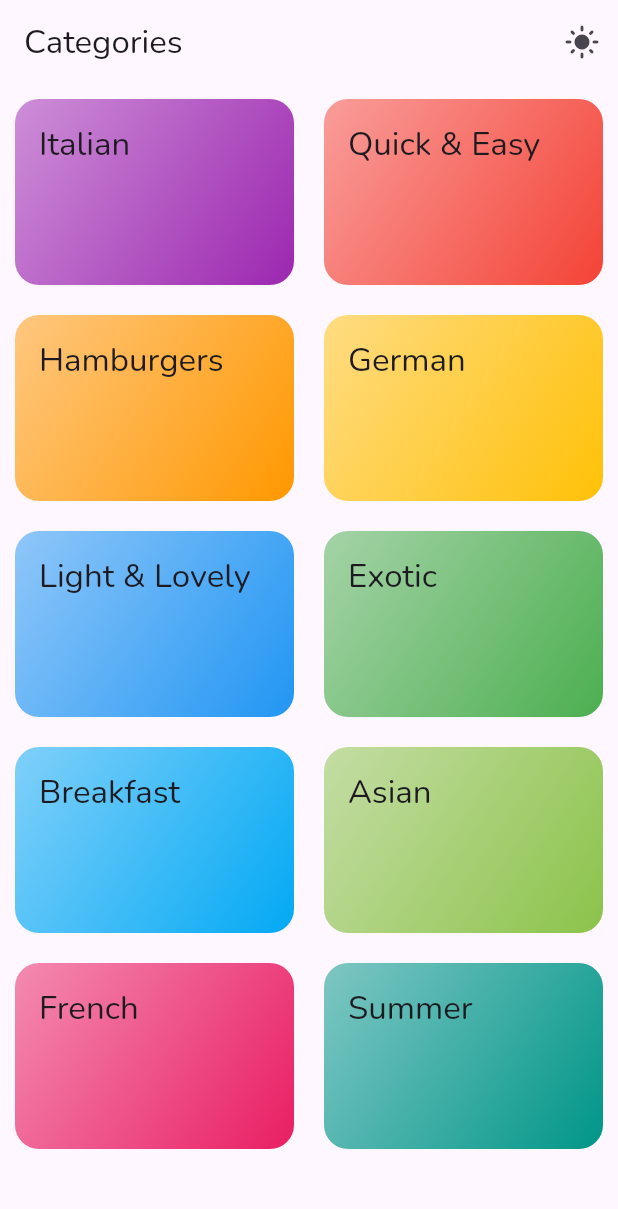
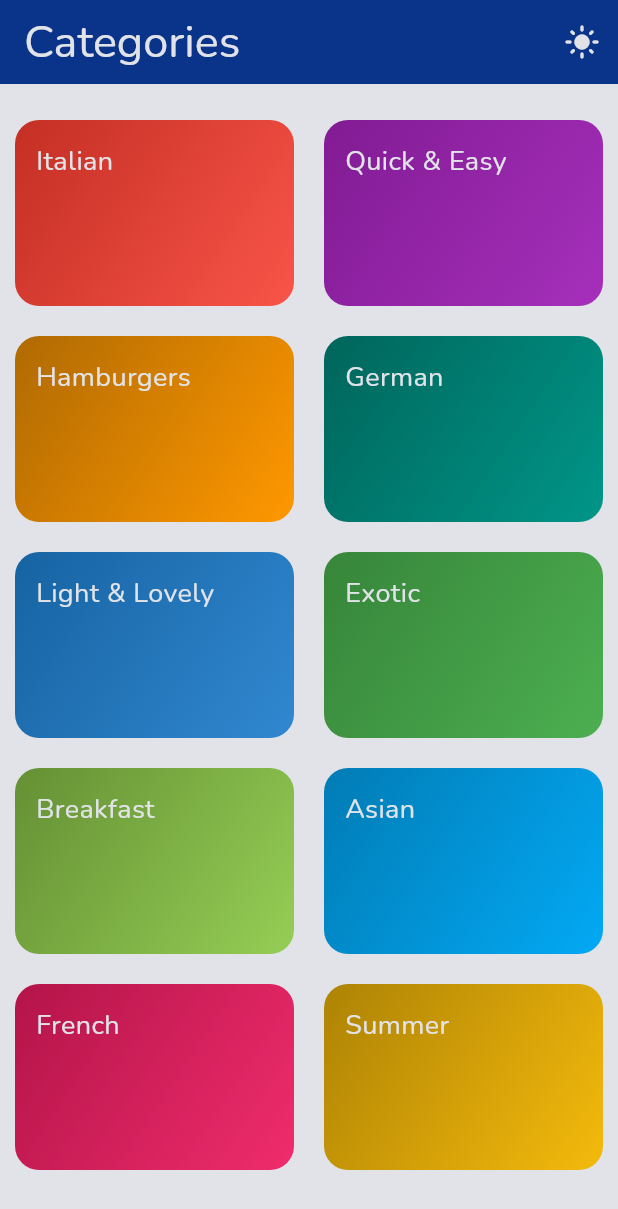
Before and after one commit to mikaelmicheline/meals_app, a Flutter app: the screen it shows after launch, on a phone screen of 412 x 824 dp. Shown: the top 1209 px of the screen. Run offline on Flutter 3.47's test engine with Material 3 defaults, Android fonts, the phone set to English and light mode, and no system bars; our stand-ins replace google_fonts, transparent_image.

Commit message:
improve theming

```diff
--- a/lib/data/dummy_data.dart
+++ b/lib/data/dummy_data.dart
@@ -6,52 +6,62 @@ const availableCategories = [
   CategoryModel(
     id: 'c1',
     title: 'Italian',
-    color: Colors.purple,
+    color1: Color.fromRGBO(249, 84, 72, 1),
+    color2: Color.fromRGBO(196, 47, 36, 1),
   ),
   CategoryModel(
     id: 'c2',
     title: 'Quick & Easy',
-    color: Colors.red,
+    color1: Color.fromRGBO(166, 47, 187, 1),
+    color2: Color.fromRGBO(129, 27, 147, 1),
   ),
   CategoryModel(
     id: 'c3',
     title: 'Hamburgers',
-    color: Colors.orange,
+    color1: Color.fromRGBO(255, 152, 0, 1),
+    color2: Color.fromRGBO(176, 106, 2, 1),
   ),
   CategoryModel(
     id: 'c4',
     title: 'German',
-    color: Colors.amber,
+    color1: Color.fromRGBO(0, 150, 136, 1),
+    color2: Color.fromRGBO(0, 101, 91, 1),
   ),
   CategoryModel(
     id: 'c5',
     title: 'Light & Lovely',
-    color: Colors.blue,
+    color1: Color.fromRGBO(49, 136, 208, 1),
+    color2: Color.fromRGBO(22, 99, 162, 1),
   ),
   CategoryModel(
     id: 'c6',
     title: 'Exotic',
-    color: Colors.green,
+    color1: Color.fromRGBO(76, 175, 80, 1),
+    color2: Color.fromRGBO(55, 133, 58, 1),
   ),
   CategoryModel(
     id: 'c7',
     title: 'Breakfast',
-    color: Colors.lightBlue,
+    color1: Color.fromRGBO(149, 206, 85, 1),
+    color2: Color.fromRGBO(101, 144, 52, 1),
   ),
   CategoryModel(
     id: 'c8',
     title: 'Asian',
-    color: Colors.lightGreen,
+    color1: Color.fromRGBO(3, 169, 244, 1),
+    color2: Color.fromRGBO(1, 124, 181, 1),
   ),
   CategoryModel(
     id: 'c9',
     title: 'French',
-    color: Colors.pink,
+    color1: Color.fromRGBO(240, 44, 109, 1),
+    color2: Color.fromRGBO(179, 20, 73, 1),
   ),
   CategoryModel(
     id: 'c10',
     title: 'Summer',
-    color: Colors.teal,
+    color1: Color.fromRGBO(244, 186, 12, 1),
+    color2: Color.fromRGBO(174, 131, 5, 1),
   ),
 ];
 
--- a/lib/models/category_model.dart
+++ b/lib/models/category_model.dart
@@ -4,10 +4,12 @@ class CategoryModel {
   const CategoryModel({
     required this.id,
     required this.title,
-    required this.color,
+    required this.color1,
+    required this.color2,
   });
 
   final String id;
   final String title;
-  final Color color;
+  final Color color1;
+  final Color color2;
 }
--- a/lib/screens/categories_screen/categories_screen.dart
+++ b/lib/screens/categories_screen/categories_screen.dart
@@ -4,6 +4,7 @@ import 'package:meals_app/models/category_model.dart';
 import 'package:meals_app/screens/categories_screen/widgets/category_item.dart';
 import 'package:meals_app/screens/meals_screen/meals_screen.dart';
 import 'package:meals_app/shared/widgets/custom_app_bar.dart';
+import 'package:meals_app/theme/text_styles.dart';
 
 class CategoriesScreen extends StatelessWidget {
   const CategoriesScreen({super.key});
@@ -19,7 +20,7 @@ class CategoriesScreen extends StatelessWidget {
       appBar: CustomAppBar(title: 'Categories'),
       body: SafeArea(
         child: GridView(
-          padding: EdgeInsets.all(10),
+          padding: EdgeInsets.fromLTRB(10, 24, 10, 10),
           gridDelegate: SliverGridDelegateWithFixedCrossAxisCount(
             crossAxisCount: 2,
             childAspectRatio: 3 / 2,
--- a/lib/screens/categories_screen/widgets/category_item.dart
+++ b/lib/screens/categories_screen/widgets/category_item.dart
@@ -1,5 +1,7 @@
 import 'package:flutter/material.dart';
 import 'package:meals_app/models/category_model.dart';
+// import 'package:meals_app/theme/app_colors.dart';
+import 'package:meals_app/theme/text_styles.dart';
 
 class CategoryItem extends StatelessWidget {
   const CategoryItem(
@@ -13,14 +15,14 @@ class CategoryItem extends StatelessWidget {
     return InkWell(
       onTap: onSelectCategory,
       splashColor: Theme.of(context).primaryColor,
-      borderRadius: BorderRadius.circular(16),
+      borderRadius: BorderRadius.circular(14),
       child: Container(
-        padding: EdgeInsets.all(16),
+        padding: EdgeInsets.all(14),
         decoration: BoxDecoration(
           gradient: LinearGradient(
             colors: [
-              category.color.withValues(alpha: 0.5),
-              category.color,
+              category.color2,
+              category.color1,
             ],
             begin: Alignment.topLeft,
             end: Alignment.bottomRight,
@@ -29,9 +31,9 @@ class CategoryItem extends StatelessWidget {
         ),
         child: Text(
           category.title,
-          style: Theme.of(context).textTheme.titleLarge!.copyWith(
-                color: Theme.of(context).colorScheme.onSurface,
-              ),
+          style: getTextStyle(
+            fontColor: FontColor.secondary,
+          ),
         ),
       ),
     );
--- a/lib/shared/widgets/custom_app_bar.dart
+++ b/lib/shared/widgets/custom_app_bar.dart
@@ -1,5 +1,6 @@
 import 'package:flutter/material.dart';
 import 'package:meals_app/main.dart';
+import 'package:meals_app/theme/text_styles.dart';
 
 class CustomAppBar extends StatefulWidget implements PreferredSizeWidget {
   const CustomAppBar({super.key, required this.title});
@@ -25,12 +26,20 @@ class _CustomBarState extends State<CustomAppBar> {
   @override
   Widget build(BuildContext context) {
     return AppBar(
-      title: Text(widget.title),
+      title: Text(
+        widget.title,
+        style: getTextStyle(
+          fontColor: FontColor.secondary,
+          fontSize: FontSize.fontSize6,
+        ),
+      ),
       actions: [
         IconButton(
-          icon: Icon(themeManager.themeMode == ThemeMode.dark
-              ? Icons.dark_mode
-              : Icons.light_mode),
+          icon: Icon(
+            themeManager.themeMode == ThemeMode.dark
+                ? Icons.dark_mode
+                : Icons.light_mode,
+          ),
           onPressed: _toggleTheme,
         ),
       ],
--- /dev/null
+++ b/lib/theme/app_colors.dart
@@ -0,0 +1,17 @@
+import 'package:flutter/material.dart';
+
+class AppColors {
+  static const Color white = Color.fromARGB(255, 225, 227, 232);
+  static const Color black = Color.fromARGB(255, 13, 14, 16);
+
+  static const Color blue0 = Color.fromARGB(255, 192, 209, 247);
+  static const Color blue1 = Color.fromARGB(255, 171, 194, 244);
+  static const Color blue2 = Color.fromARGB(255, 154, 183, 243);
+  static const Color blue3 = Color.fromARGB(255, 131, 167, 238);
+  static const Color blue4 = Color.fromARGB(255, 109, 152, 236);
+  static const Color blue5 = Color.fromARGB(255, 86, 132, 225);
+  static const Color blue6 = Color.fromARGB(255, 64, 112, 209);
+  static const Color blue7 = Color.fromARGB(255, 41, 89, 186);
+  static const Color blue8 = Color.fromARGB(255, 23, 71, 165);
+  static const Color blue9 = Color.fromARGB(255, 9, 52, 137);
+}
--- /dev/null
+++ b/lib/theme/text_styles.dart
@@ -0,0 +1,52 @@
+import 'package:flutter/material.dart';
+import 'package:meals_app/main.dart';
+import 'package:meals_app/theme/app_colors.dart';
+
+enum FontSize {
+  fontSize0(12),
+  fontSize1(15),
+  fontSize2(18),
+  fontSize3(21),
+  fontSize4(24),
+  fontSize5(27),
+  fontSize6(30),
+  fontSize7(33),
+  fontSize8(36),
+  fontSize9(39);
+
+  final double fontSize;
+  const FontSize(this.fontSize);
+
+  double _toDouble() {
+    return fontSize;
+  }
+}
+
+enum FontColor {
+  primary(
+      fontColorLightTheme: AppColors.black,
+      fontColorDarkTheme: AppColors.white),
+  secondary(
+      fontColorLightTheme: AppColors.white,
+      fontColorDarkTheme: AppColors.white);
+
+  final Color fontColorLightTheme;
+  final Color fontColorDarkTheme;
+  const FontColor(
+      {required this.fontColorLightTheme, required this.fontColorDarkTheme});
+
+  Color _toColor() {
+    return themeManager.themeMode == ThemeMode.light
+        ? fontColorLightTheme
+        : fontColorDarkTheme;
+  }
+}
+
+TextStyle getTextStyle(
+    {FontColor? fontColor, FontSize? fontSize, FontWeight? fontWeight}) {
+  return TextStyle(
+    color: fontColor?._toColor() ?? FontColor.primary._toColor(),
+    fontSize: fontSize?._toDouble() ?? FontSize.fontSize2._toDouble(),
+    fontWeight: fontWeight ?? FontWeight.w400,
+  );
+}
--- a/lib/theme/theme_dark.dart
+++ b/lib/theme/theme_dark.dart
@@ -1,8 +1,14 @@
 import 'package:flutter/material.dart';
 import 'package:google_fonts/google_fonts.dart';
+import 'package:meals_app/theme/app_colors.dart';
 
 ThemeData darkTheme = ThemeData(
   useMaterial3: true,
   brightness: Brightness.dark,
   textTheme: GoogleFonts.nunitoTextTheme(),
+  scaffoldBackgroundColor: AppColors.black,
+  appBarTheme: AppBarTheme(
+    backgroundColor: AppColors.blue9,
+    foregroundColor: AppColors.white,
+  ),
 );
--- a/lib/theme/theme_light.dart
+++ b/lib/theme/theme_light.dart
@@ -1,8 +1,14 @@
 import 'package:flutter/material.dart';
 import 'package:google_fonts/google_fonts.dart';
+import 'package:meals_app/theme/app_colors.dart';
 
 ThemeData lightTheme = ThemeData(
   useMaterial3: true,
   brightness: Brightness.light,
   textTheme: GoogleFonts.nunitoTextTheme(),
+  scaffoldBackgroundColor: AppColors.white,
+  appBarTheme: AppBarTheme(
+    backgroundColor: AppColors.blue9,
+    foregroundColor: AppColors.white,
+  ),
 );
```
Also changed, not shown: lib/screens/meal_details_screen/meal_details_screen.dart (+43 -5 lines), lib/screens/meals_screen/meals_screen.dart (+12 -15 lines), lib/screens/meals_screen/widgets/meal_item.dart (+7 -15 lines), lib/screens/meals_screen/widgets/meal_item_trait.dart (+6 -4 lines), lib/shared/utils/spacing.dart (added, +9 -0 lines).
